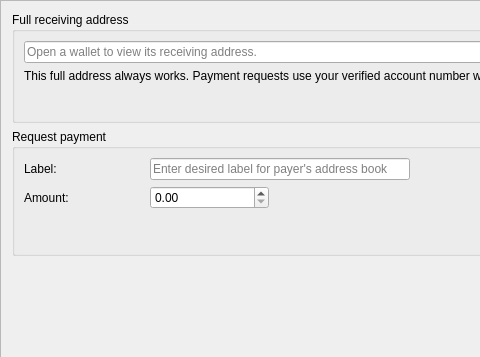
This is src/gui/ui/receiveframe.ui in MatthewFreeman/discrete-wallet as Qt 5 draws it before an edit; both pictures show x 0 to 480 and y 0 to 357 of the 846 by 592 pixel window. The edited form follows.
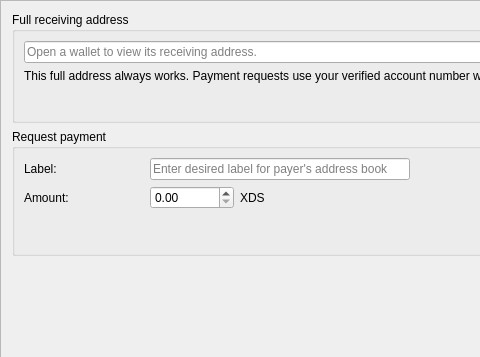
This is the edited form. Icons and pictures are not drawn.

Commit message: fix(gui): render XDS outside amount inputs

```diff
--- a/src/gui/ui/receiveframe.ui
+++ b/src/gui/ui/receiveframe.ui
@@ -130,6 +130,23 @@
           </widget>
          </item>
          <item row="1" column="1">
+           <layout class="QHBoxLayout" name="requestAmountLayout">
+            <property name="spacing">
+             <number>6</number>
+            </property>
+            <property name="leftMargin">
+             <number>0</number>
+            </property>
+            <property name="topMargin">
+             <number>0</number>
+            </property>
+            <property name="rightMargin">
+             <number>0</number>
+            </property>
+            <property name="bottomMargin">
+             <number>0</number>
+            </property>
+            <item>
           <widget class="QDoubleSpinBox" name="m_requestAmountSpin">
            <property name="sizePolicy">
             <sizepolicy hsizetype="Minimum" vsizetype="Fixed">
@@ -152,9 +169,6 @@
            <property name="locale">
             <locale language="English" country="UnitedStates"/>
            </property>
-           <property name="suffix">
-            <string/>
-           </property>
            <property name="decimals">
             <number>2</number>
            </property>
@@ -171,6 +185,15 @@
             <double>0.000000000000000</double>
            </property>
           </widget>
+            </item>
+            <item>
+             <widget class="QLabel" name="m_requestAmountCurrencyLabel">
+              <property name="text">
+               <string notr="true">XDS</string>
+              </property>
+             </widget>
+            </item>
+           </layout>
          </item>
          <item row="0" column="1" colspan="2">
           <widget class="QLineEdit" name="m_payerLabel">
```
Lines whose indentation alone changed are shown as unchanged. The commit also changes 5 other files.
